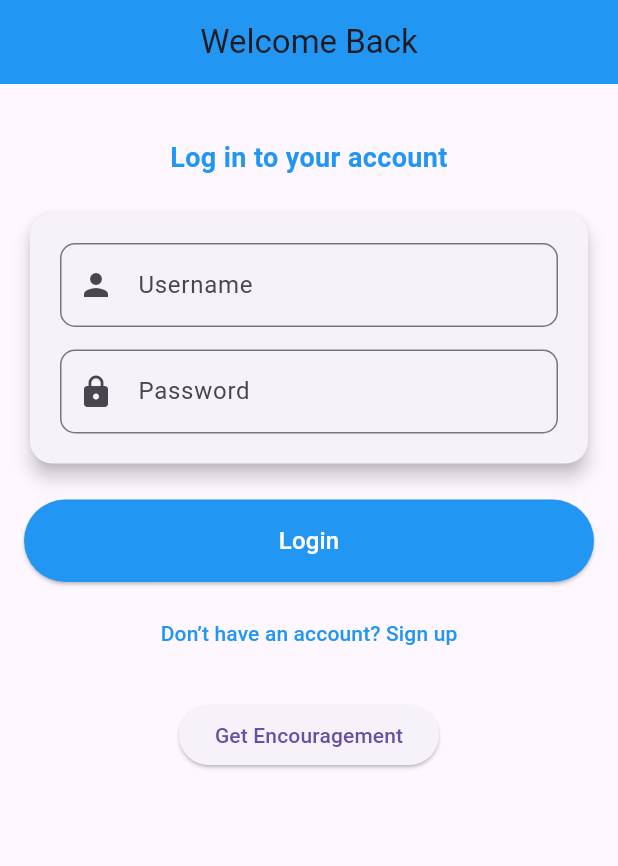
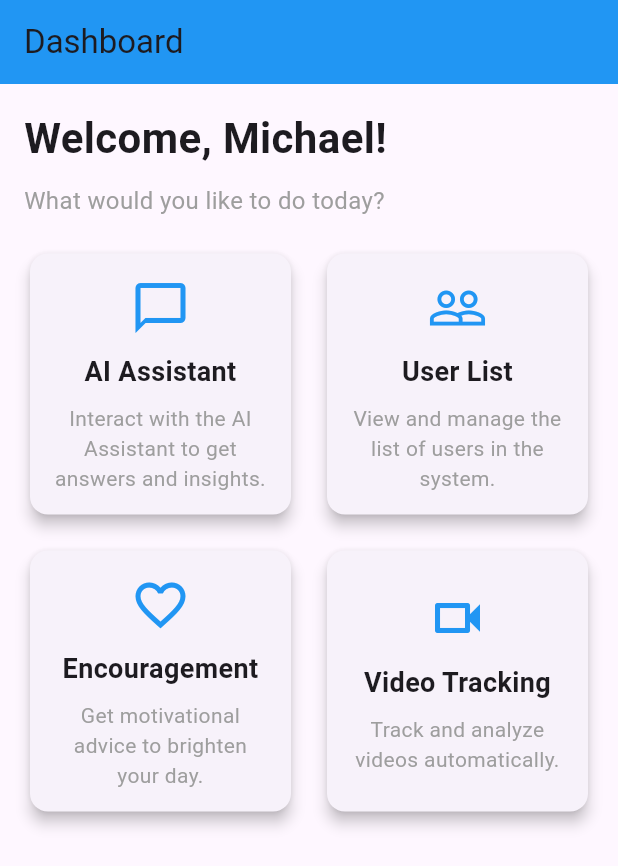
Before and after one commit to mzampieri19/full_stack_app, a Flutter app: the screen it shows after launch, on a phone screen of 412 x 824 dp. Shown: the top 866 px of the screen. Run offline on Flutter 3.47's test engine with Material 3 defaults, Android fonts, the light colour scheme and no system bars; our stand-ins replace camera, file_picker, flutter_dotenv; missing offline and left inert: dart:html, dart:ui_web, google_ml_kit.

Commit message:
made dashboard

```diff
--- a/flutter_app/lib/main.dart
+++ b/flutter_app/lib/main.dart
@@ -2,6 +2,7 @@ import 'dart:html' as html;
 import 'dart:ui_web' as ui show platformViewRegistry;
 import 'package:flutter/material.dart';
 import 'package:test_app/screens/auth_screen.dart';
+import 'package:test_app/screens/dashboard_screen.dart';
 import 'package:test_app/services/auth_service.dart';
 import 'package:flutter_dotenv/flutter_dotenv.dart';
 
@@ -59,7 +60,33 @@ class MyApp extends StatelessWidget {
       ),
       //home: ChatScreen(currentUser: 'Michael', otherUser: 'icloud', senderEmail: 'michelangeloz03@gmail.com', recieverEmail: 'michii03@icloud.com')
       //home: AiassistantScreen(username: 'Michael', email: 'michelangeloz03@gmail.com',),
-      home: AuthScreen(username:'', email:''), // Set the home screen to AuthScreen
+      //home: AuthScreen(username:'', email:''), // Set the home screen to AuthScreen
+      home: DashboardScreen(
+        username: 'Michael',
+        email: 'michelangeloz03@gmail.com',
+        users: [
+                {
+                  'username': 'Michael',
+                  'email': 'michelangeloz03@gmail.com',
+                  'password': 'Michi.2003!',
+                },
+                {
+                  'username': 'icloud',
+                  'email': 'michii03@icloud.com',
+                  'password': 'Michi.2003!',
+                },
+                {
+                  'username': 'Brandeis',
+                  'email': 'mzampieri@brandeis.edu',
+                  'password': 'Michi.2003!',
+                },
+                {
+                  'username': 'Imago',
+                  'email': 'michelangelo.zampieri@imagorehab.com',
+                  'password': 'Michi.2003!',
+                },
+              ]
+    )
     );
   }
 }
--- a/flutter_app/lib/screens/auth_screen.dart
+++ b/flutter_app/lib/screens/auth_screen.dart
@@ -1,7 +1,7 @@
 import 'package:flutter/material.dart';
 import 'package:test_app/screens/captcha_screen.dart';
+import 'package:test_app/screens/dashboard_screen.dart';
 import 'package:test_app/services/user_service.dart';
-import 'package:test_app/widgets/encouragement_widget.dart';
 import 'package:test_app/widgets/password_requirments.dart';
 
 import 'user_list_screen.dart';
@@ -78,18 +78,14 @@ class _AuthScreenState extends State<AuthScreen> {
           .toList();
 
       debugPrint('Login successful for username: $username');
-      debugPrint('Navigating to UserListScreen with username: $username, email: $email');
+      debugPrint('Navigating to dashboard with username: $username, email: $email');
       setState(() {
         _isLoading = false; // Reset loading state before navigation
       });
       Navigator.push(
         context,
         MaterialPageRoute(
-          builder: (context) => UserListScreen(
-            currentUser: username,
-            currentUserEmail: email,
-            users: users,
-          ),
+          builder: (context) => DashboardScreen(username: username, email: email, users: users), // Pass the user details to the Dashboard
         ),
       );
     } else {
@@ -266,7 +262,6 @@ class _AuthScreenState extends State<AuthScreen> {
                 ),
               ),
               SizedBox(height: 20),
-              EncouragementWidget()
             ],
           ),
         ),
--- /dev/null
+++ b/flutter_app/lib/screens/dashboard_screen.dart
@@ -0,0 +1,156 @@
+import 'package:flutter/material.dart';
+import 'package:test_app/screens/aiassistant_screen.dart';
+import 'package:test_app/screens/user_list_screen.dart';
+import 'package:test_app/screens/encouragement_screen.dart';
+import 'package:test_app/screens/video_tracking_screen.dart'; // Import the new screen
+
+class DashboardScreen extends StatelessWidget {
+  final String username;
+  final String email;
+  final List<Map<String, String>> users;
+
+  const DashboardScreen({super.key, required this.username, required this.email, required this.users});
+
+  @override
+  Widget build(BuildContext context) {
+    return Scaffold(
+      appBar: AppBar(
+        title: const Text('Dashboard'),
+        backgroundColor: Colors.blue,
+      ),
+      body: Padding(
+        padding: const EdgeInsets.all(16.0),
+        child: Column(
+          crossAxisAlignment: CrossAxisAlignment.start,
+          children: [
+            // Welcome message
+            Text(
+              'Welcome, $username!',
+              style: const TextStyle(fontSize: 28, fontWeight: FontWeight.bold),
+            ),
+            const SizedBox(height: 10),
+            const Text(
+              'What would you like to do today?',
+              style: TextStyle(fontSize: 16, color: Colors.grey),
+            ),
+            const SizedBox(height: 20),
+            // Dashboard options
+            Expanded(
+              child: GridView.count(
+                crossAxisCount: 2,
+                crossAxisSpacing: 16,
+                mainAxisSpacing: 16,
+                children: [
+                  // AI Assistant Card
+                  _buildDashboardCard(
+                    context,
+                    icon: Icons.chat_bubble_outline,
+                    title: 'AI Assistant',
+                    description: 'Interact with the AI Assistant to get answers and insights.',
+                    onTap: () {
+                      Navigator.push(
+                        context,
+                        MaterialPageRoute(
+                          builder: (context) => AiassistantScreen(username: username, email: email),
+                        ),
+                      );
+                    },
+                  ),
+                  // User List Card
+                  _buildDashboardCard(
+                    context,
+                    icon: Icons.people_outline,
+                    title: 'User List',
+                    description: 'View and manage the list of users in the system.',
+                    onTap: () {
+                      Navigator.push(
+                        context,
+                        MaterialPageRoute(
+                          builder: (context) => UserListScreen(
+                            currentUser: username,
+                            currentUserEmail: email,
+                            users: users,
+                          ),
+                        ),
+                      );
+                    },
+                  ),
+                  // Encouragement Card
+                  _buildDashboardCard(
+                    context,
+                    icon: Icons.favorite_outline,
+                    title: 'Encouragement',
+                    description: 'Get motivational advice to brighten your day.',
+                    onTap: () {
+                      Navigator.push(
+                        context,
+                        MaterialPageRoute(
+                          builder: (context) => const EncouragementScreen(),
+                        ),
+                      );
+                    },
+                  ),
+                  // Automated Video Tracking Card
+                  _buildDashboardCard(
+                    context,
+                    icon: Icons.videocam_outlined,
+                    title: 'Video Tracking',
+                    description: 'Track and analyze videos automatically.',
+                    onTap: () {
+                      Navigator.push(
+                        context,
+                        MaterialPageRoute(
+                          builder: (context) => const VideoTrackingScreen(),
+                        ),
+                      );
+                    },
+                  ),
+                ],
+              ),
+            ),
+          ],
+        ),
+      ),
+    );
+  }
+
+  // Helper method to build a dashboard card
+  Widget _buildDashboardCard(
+    BuildContext context, {
+    required IconData icon,
+    required String title,
+    required String description,
+    required VoidCallback onTap,
+  }) {
+    return GestureDetector(
+      onTap: onTap,
+      child: Card(
+        elevation: 4,
+        shape: RoundedRectangleBorder(
+          borderRadius: BorderRadius.circular(12),
+        ),
+        child: Padding(
+          padding: const EdgeInsets.all(16.0),
+          child: Column(
+            mainAxisAlignment: MainAxisAlignment.center,
+            children: [
+              Icon(icon, size: 40, color: Colors.blue),
+              const SizedBox(height: 10),
+              Text(
+                title,
+                style: const TextStyle(fontSize: 18, fontWeight: FontWeight.bold),
+                textAlign: TextAlign.center,
+              ),
+              const SizedBox(height: 8),
+              Text(
+                description,
+                style: const TextStyle(fontSize: 14, color: Colors.grey),
+                textAlign: TextAlign.center,
+              ),
+            ],
+          ),
+        ),
+      ),
+    );
+  }
+}
--- a/flutter_app/lib/widgets/encouragement_widget.dart
+++ b/flutter_app/lib/screens/encouragement_screen.dart
@@ -2,14 +2,14 @@ import 'dart:convert';
 import 'package:flutter/material.dart';
 import 'package:http/http.dart' as http;
 
-class EncouragementWidget extends StatefulWidget {
-  const EncouragementWidget({super.key});
+class EncouragementScreen extends StatefulWidget {
+  const EncouragementScreen({super.key});
 
   @override
-  State<EncouragementWidget> createState() => _EncouragementWidgetState();
+  State<EncouragementScreen> createState() => _EncouragementScreenState();
 }
 
-class _EncouragementWidgetState extends State<EncouragementWidget> {
+class _EncouragementScreenState extends State<EncouragementScreen> {
   String? _advice; // Store the advice (either generated or random)
   bool _isLoading = false; // Track the loading state
 
@@ -52,7 +52,12 @@ class _EncouragementWidgetState extends State<EncouragementWidget> {
 
   @override
   Widget build(BuildContext context) {
-    return Center(
+    return Scaffold(
+      appBar: AppBar(
+        title: const Text('Encouragement'),
+        backgroundColor: Colors.blue,
+      ),
+      body: Center(
         child: Column(
           mainAxisAlignment: MainAxisAlignment.center,
           children: [
@@ -76,6 +81,7 @@ class _EncouragementWidgetState extends State<EncouragementWidget> {
             ),
           ],
         ),
+      ),
     );
   }
 }
--- a/flutter_app/pubspec.yaml
+++ b/flutter_app/pubspec.yaml
@@ -40,6 +40,8 @@ dependencies:
   webview_flutter: ^4.11.0
   hcaptcha_flutter: ^0.0.1+1
   file_picker: ^8.0.7
+  camera: ^0.11.0
+  google_ml_kit: ^0.20.0
 
 
 
```
Also changed, not shown: flutter_app/lib/screens/video_tracking_screen.dart (added, +156 -0 lines), flutter_app/pubspec.lock. Lines whose indentation alone changed are shown as unchanged.
